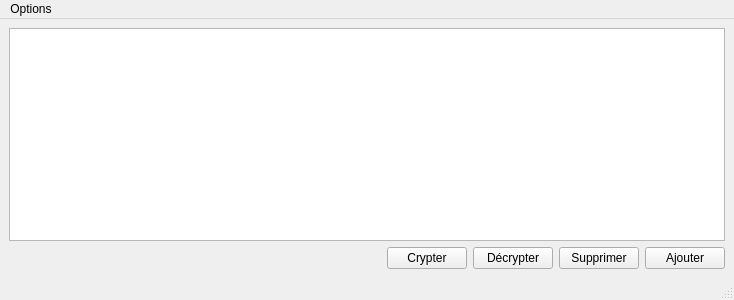
Above: src/ui/MainWindow.ui from moffa13/FilesEncrypt before the change. Below: the same form after it.
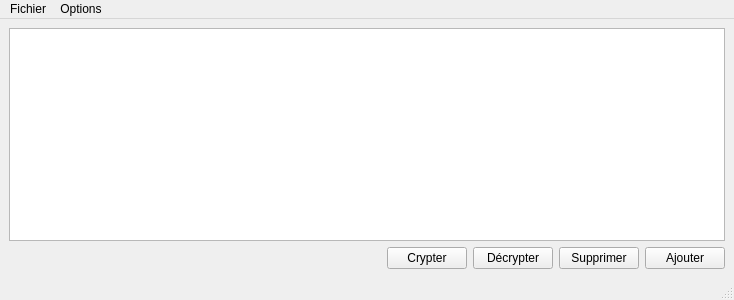
That is the form after the change.

Patch:
```diff
--- a/src/ui/MainWindow.ui
+++ b/src/ui/MainWindow.ui
@@ -80,7 +80,7 @@
      <x>0</x>
      <y>0</y>
      <width>734</width>
-     <height>22</height>
+     <height>20</height>
     </rect>
    </property>
    <widget class="QMenu" name="menuOptions">
@@ -91,6 +91,14 @@
     <addaction name="action_openSettings"/>
     <addaction name="action_checkForUpdates"/>
    </widget>
+   <widget class="QMenu" name="menuFichier">
+    <property name="title">
+     <string>Fichier</string>
+    </property>
+    <addaction name="action_newKey"/>
+    <addaction name="action_saveKey"/>
+   </widget>
+   <addaction name="menuFichier"/>
    <addaction name="menuOptions"/>
   </widget>
   <widget class="QStatusBar" name="statusbar"/>
```
Left out of the diff: 12 changed lines with no effect on the pictures.
